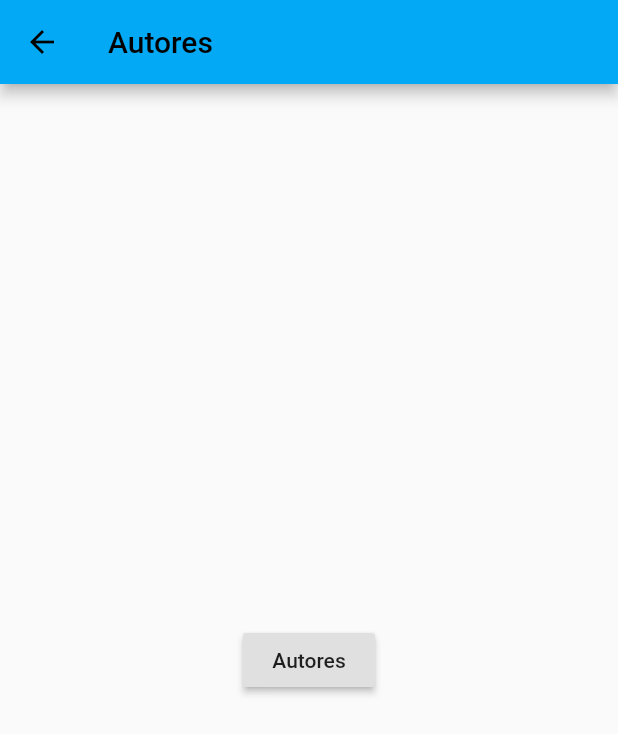
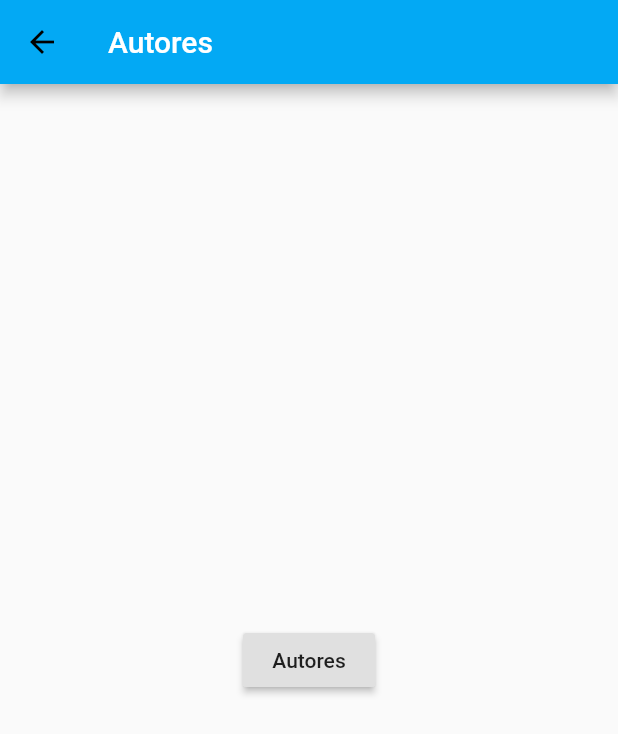
Before and after one commit to jared0709999/mc01, a Flutter app: the screen it shows after launch, in the side drawer, after a tap on "Autores", on a phone screen of 412 x 824 dp. Shown: the top 734 px of the screen. Run offline on Flutter 3.47's test engine with Material 2 defaults, Android fonts, the phone set to English and light mode, and no system bars.

Commit message:
Modificación de appBar

```diff
--- a/lib/main.dart
+++ b/lib/main.dart
@@ -42,13 +42,13 @@ class _MyHomePageState extends State<MyHomePage> {
     return Container(
         decoration: const BoxDecoration(
             gradient: LinearGradient(
-                colors: [Colors.lightBlue, Color.fromRGBO(0, 0, 255, 0.7)],
+                colors: [Colors.lightBlue, Colors.indigo],
                 begin: Alignment.topCenter,
                 end: Alignment.bottomCenter)),
         child: Scaffold(
           backgroundColor: Colors.transparent,
           appBar: AppBar(
-            title: Text(widget.title),
+            title: Text(widget.title, style: const TextStyle(color: Colors.white)),
           ),
           body: Center(
 
@@ -194,11 +194,11 @@ class AutoresScreen extends StatelessWidget {
   Widget build(BuildContext context) {
     return Scaffold(
       appBar: AppBar(
-        title: Text('Autores'),
+        title: const Text('Autores', style: TextStyle(color: Colors.white)),
       ),
       body: Center(
         child: RaisedButton(
-          child: Text('Autores'),
+          child: const Text('Autores'),
           onPressed: () {
             Navigator.pushNamed(context, '/autores');
           },
@@ -213,14 +213,14 @@ class GaleriaScreen extends StatelessWidget {
   Widget build(BuildContext context) {
     return Scaffold(
       appBar: AppBar(
-        title: Text("Galería"),
+        title: const Text("Galería", style: TextStyle(color: Colors.white)),
       ),
       body: Center(
         child: RaisedButton(
           onPressed: () {
             // ¡Regrese a la primera pantalla cuando la pulsen!
           },
-          child: Text('Go back!'),
+          child: const Text('Go back!'),
         ),
       ),
     );
@@ -232,7 +232,7 @@ class LmaternaScreen extends StatelessWidget {
   Widget build(BuildContext context) {
     return Scaffold(
       appBar: AppBar(
-        title: Text("Lengua Materna"),
+        title: const Text("Lengua Materna", style: TextStyle(color: Colors.white),)
       ),
       body: Center(
         child: RaisedButton(
@@ -252,7 +252,7 @@ class InformacionScreen extends StatelessWidget {
     return Scaffold(
       appBar: AppBar(
         leading: const Icon(Icons.info),
-        title: const Text("Información"),
+        title: const Text("Información", style: TextStyle(color: Colors.white),)
       ),
       body: Center(
         child: RaisedButton(
```
